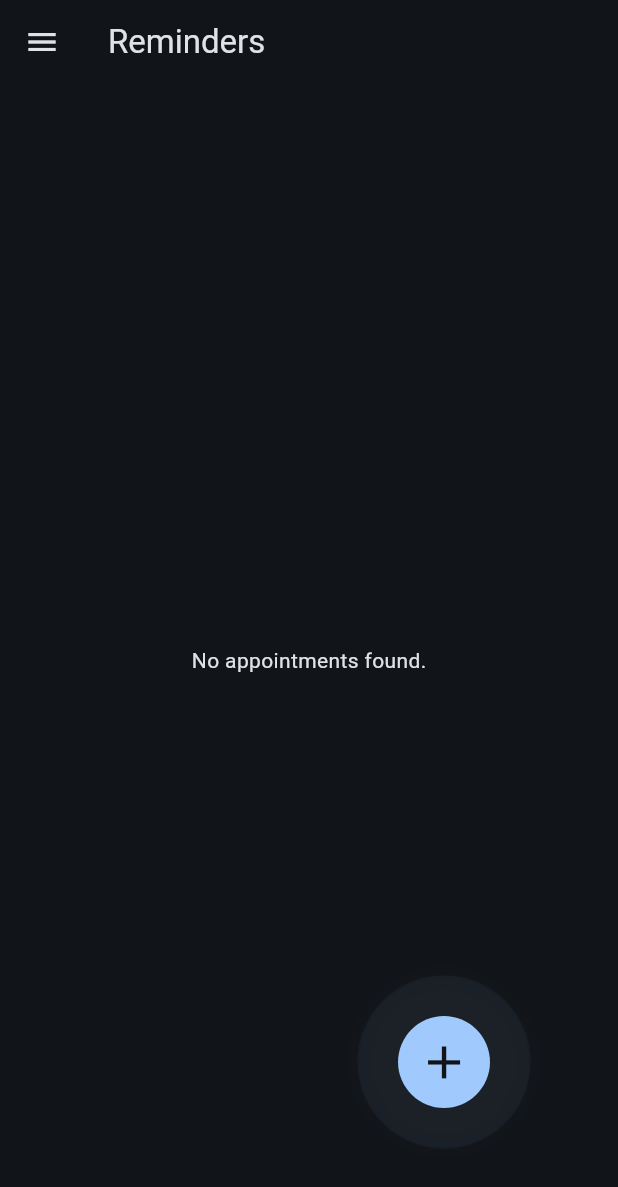
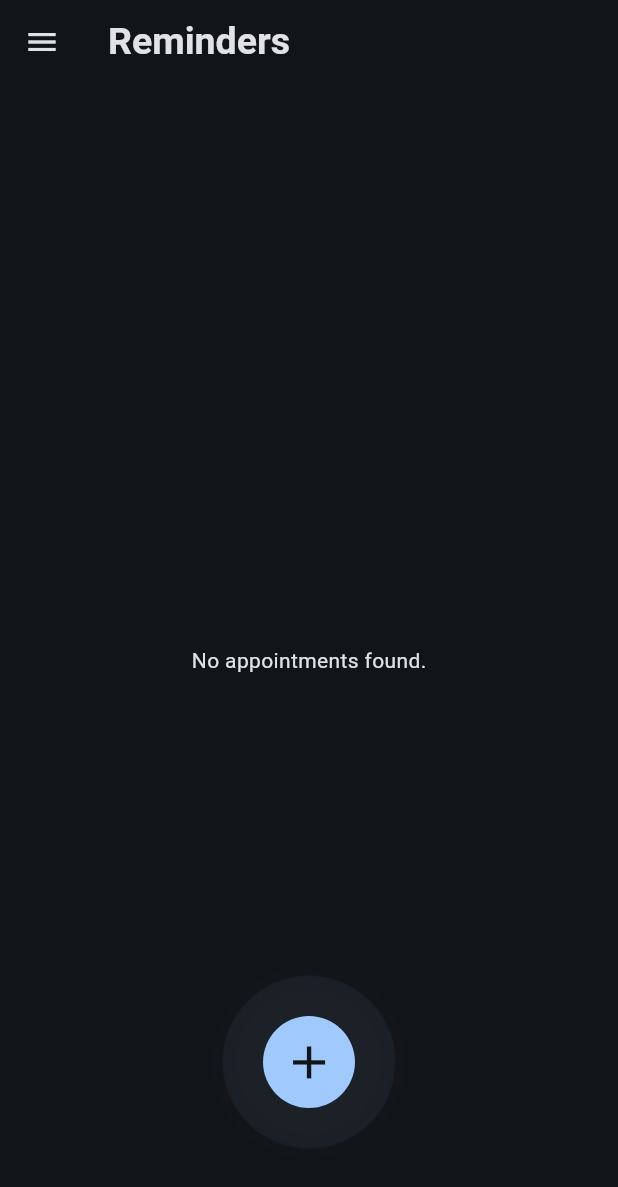
Before and after one commit to EFDEZZ/agend_app, a Flutter app: the AppointmentScreen screen opened by its route, on a phone screen of 412 x 824 dp. Shown: the top 1187 px of the screen. Run offline on Flutter 3.47's test engine with Material 3 defaults, Android fonts, the phone set to English and light mode, and no system bars; our stand-ins replace flutter_riverpod, go_router, jwt_decoder, riverpod, shared_preferences; accounts and stored records are empty; network calls fail.

Commit message:
changes in the ui of apponitmentScreen

```diff
--- a/lib/src/presentation/screens/appointment/appointment_screen.dart
+++ b/lib/src/presentation/screens/appointment/appointment_screen.dart
@@ -1,8 +1,5 @@
-import 'package:agend_app/src/config/helper/is_admin.dart';
 import 'package:agend_app/src/domain/entities/appointment.dart';
-import 'package:agend_app/src/infrastructure/providers/appointment_repository_provider.dart';
 import 'package:agend_app/src/infrastructure/providers/auth_state_provider.dart';
-import 'package:agend_app/src/infrastructure/services/auth_services/auth_storage.dart';
 import 'package:agend_app/src/presentation/animations/animations.dart';
 import 'package:agend_app/src/presentation/screens/screens.dart';
 import 'package:agend_app/src/presentation/widgets/widgets.dart';
@@ -22,16 +19,22 @@ class AppointmentScreen extends ConsumerWidget {
 
     return Scaffold(
       drawer: CustomDrawer(),
+      floatingActionButtonLocation: FloatingActionButtonLocation.centerFloat,
       floatingActionButton: _CreateAppointmentButton(),
       appBar: AppBar(
-        title: const Text("Reminders"),
+        title: const Text(
+          "Reminders",
+          style: TextStyle(fontSize: 25, fontWeight: FontWeight.bold),
+        ),
       ),
       body: authState.when(
         loading: () => const Center(child: CircularProgressIndicator()),
         error: (error, _) => Center(child: Text('Error: $error')),
         data: (isAuthenticated) {
           if (!isAuthenticated) {
-            return const Center(child: Text('Please login to view appointments'));
+            return const Center(
+              child: Text('Please login to view appointments'),
+            );
           }
 
           final displayAppointments = appointmentsState.maybeWhen(
@@ -40,9 +43,7 @@ class AppointmentScreen extends ConsumerWidget {
           );
 
           if (displayAppointments.isEmpty && !appointmentsState.isLoading) {
-            return const Center(
-              child: Text('No appointments found.'),
-            );
+            return const Center(child: Text('No appointments found.'));
           }
 
           return RefreshIndicator(
@@ -61,7 +62,6 @@ class AppointmentScreen extends ConsumerWidget {
 
 // Clases CustomAppointmentCard, _CreateAppointmentButton y showCustomSnackbar
 // permanecen exactamente igual que en tu código original
-
 
 class CustomAppointmentCard extends ConsumerWidget {
   const CustomAppointmentCard({
@@ -126,18 +126,26 @@ class CustomAppointmentCard extends ConsumerWidget {
                     icon: Icon(
                       Icons.notifications_none_outlined,
                       color: colors.primary,
+                      size: 25,
                     ),
                   ),
                   IconButton(
                     onPressed: () async {
-                final confirm = await _showDeleteConfirmationDialog(context);
+                      final confirm = await _showDeleteConfirmationDialog(
+                        context,
+                      );
                       if (confirm == true) {
-                  await ref.read(appointmentDeleteProvider.notifier)
+                        await ref
+                            .read(appointmentDeleteProvider.notifier)
                             .deleteAppointment(appointment.id);
                         // No necesitas invalidar manualmente, el notifier ya lo hace
                       }
                     },
-              icon: const Icon(Icons.delete_forever_outlined),
+                    icon: const Icon(
+                      Icons.delete_forever_outlined,
+                      color: Color.fromARGB(255, 174, 21, 10),
+                      size: 25,
+                    ),
                   ),
                 ],
               ),
@@ -192,7 +200,6 @@ class _CreateAppointmentButton extends ConsumerWidget {
               builder: (context) => const CreateAppointmentScreen(),
             );
             if (result == true && context.mounted) {
-
               showCustomSnackbar(context, 'Appointment saved successfully');
             }
           },
```
Lines whose indentation alone changed are shown as unchanged.
